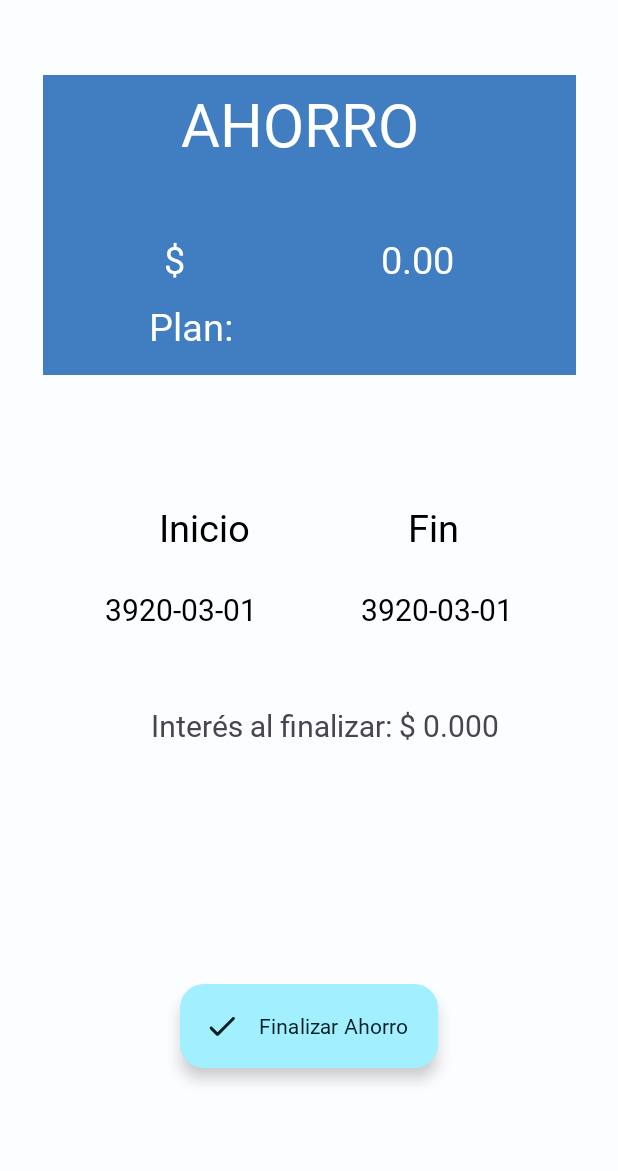
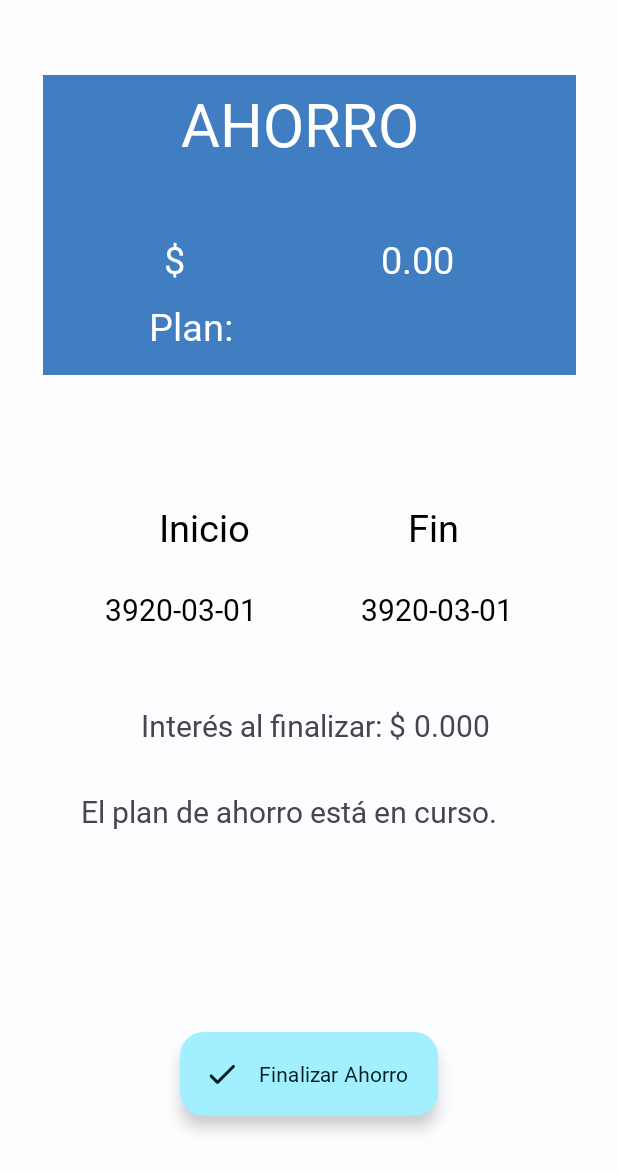
Before and after one commit to osvaldoortega01/MyFirstBank, an Android app built with Jetpack Compose: the Ahorro_Creado screen opened directly, with no data from a screen before it, on a phone screen of 412 x 824 dp. Shown: the top 1171 px of the screen. Run offline under Robolectric (Android 15) with nearby library versions, the phone set to English and light mode, and no system bars; Roboto replaces fonts that are not available here; 5 statements that could not run were skipped.

Commit message:
Validaciones, Ahorro Finalizado, Solución Bug Días
- Solución Bugs Días Semanas (Ahorro Creado)
- Finalizar Ahorro Tiempo (Ahorro Creado)
- Validaciones para mandar al menú principal (Ahorro Creado/ Crear ahorro)
- text view estado de plan de ahorro

```diff
--- a/app/src/main/res/layout/activity_ahorro_creado.xml
+++ b/app/src/main/res/layout/activity_ahorro_creado.xml
@@ -153,12 +153,24 @@
         app:layout_constraintHorizontal_bias="0.057"
         app:layout_constraintStart_toEndOf="@+id/tv_BonusTitulo" />
 
+    <TextView
+        android:id="@+id/tv_estadoAhorro"
+        android:layout_width="wrap_content"
+        android:layout_height="wrap_content"
+        android:layout_marginTop="30dp"
+        android:text="@string/estado_ahorro"
+        android:textSize="20sp"
+        app:layout_constraintEnd_toEndOf="parent"
+        app:layout_constraintHorizontal_bias="0.4"
+        app:layout_constraintStart_toStartOf="parent"
+        app:layout_constraintTop_toBottomOf="@id/tv_BonusTitulo" />
+
     <com.google.android.material.floatingactionbutton.ExtendedFloatingActionButton
         android:id="@+id/btn_FinalizarAhorro"
         android:layout_width="wrap_content"
         android:layout_height="wrap_content"
         android:layout_gravity="bottom|end"
-        android:layout_marginBottom="112dp"
+        android:layout_marginBottom="80dp"
         android:contentDescription="@string/descripcion_btnFinalizarAhorro"
         android:text="@string/finalizar_ahorro"
         app:icon="@drawable/ic_round_done_24"
--- a/app/src/main/res/values/strings.xml
+++ b/app/src/main/res/values/strings.xml
@@ -103,7 +103,8 @@
     <string name="fin_titulo">Fin</string>
     <string name="inicio_titulo">Inicio</string>
     <string name="fecha_vacia">/ /</string>
-    <string name="interes_titulo">Interés al finalizar:</string>
+    <string name="interes_titulo">Interés al finalizar: $</string>
     <string name="descripcion_btnFinalizarAhorro">Clic para finalizar el ahorro (Se perdarán los intereses)</string>
     <string name="finalizar_ahorro">Finalizar Ahorro</string>
+    <string name="estado_ahorro">El plan de ahorro está en curso.</string>
 </resources>
```
Also changed, not shown: app/src/main/java/com/example/myfirstbank/AhorroActivity.kt (+8 -2 lines), app/src/main/java/com/example/myfirstbank/Ahorro_Creado.kt (+98 -6 lines).
